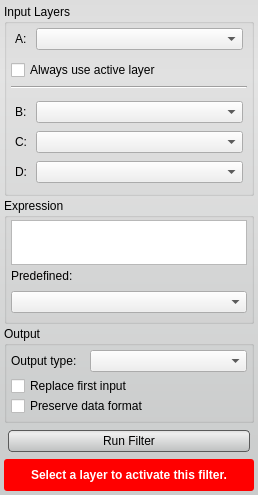
This is src/Interface/ToolInterface/ArithmeticFilterInterface.ui in jessdtate/Seg3D as Qt 5 draws it before an edit. The edited form follows.
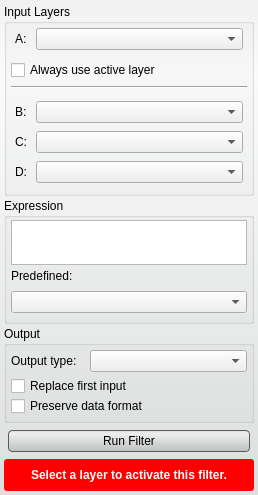
This is the edited form. Custom widgets are drawn as their Qt base class.

What changed in the file:
```diff
--- a/src/Interface/ToolInterface/ArithmeticFilterInterface.ui
+++ b/src/Interface/ToolInterface/ArithmeticFilterInterface.ui
@@ -16,7 +16,7 @@
   <property name="styleSheet">
    <string notr="true">QWidget#ArithmeticFilterInterface{
 	border-radius: 3px;
-	background-color: qlineargradient(spread:pad, x1:0.5, y1:0, x2:0.5, y2:0.960227, stop:0 rgba(221, 221, 221, 255), stop:0.155779 rgba(228, 228, 228, 255), stop:1 rgba(202, 204, 204, 255));      
+	background-color: qlineargradient(spread:pad, x1:0.5, y1:0, x2:0.5, y2:0.960227, stop:0 rgba(241, 241, 241, 255), stop:0.155779 rgba(250, 250, 250, 255), stop:1 rgba(222, 224, 224, 255));      
 }
 
 QPushButton{
```
